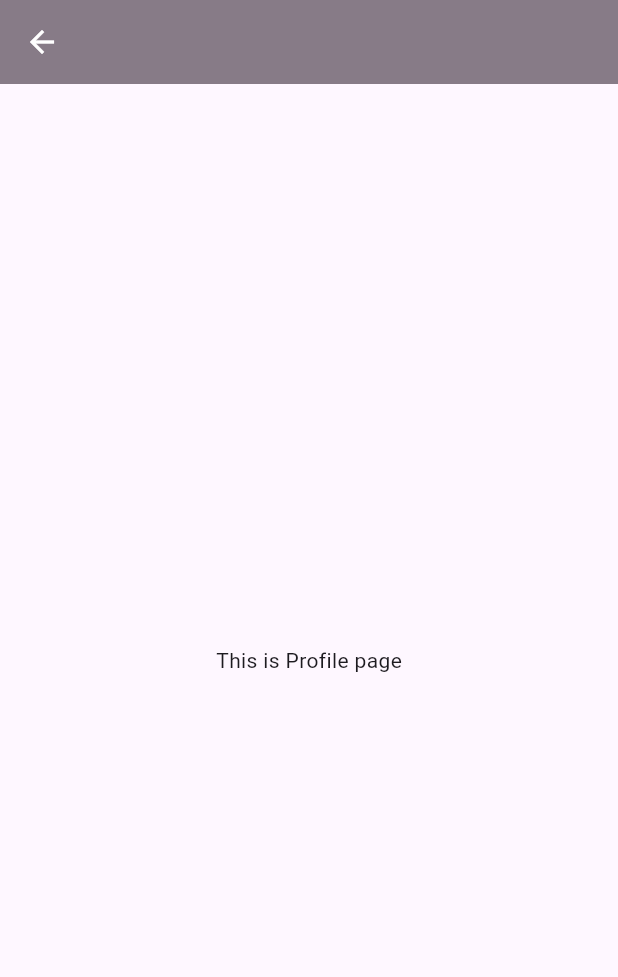
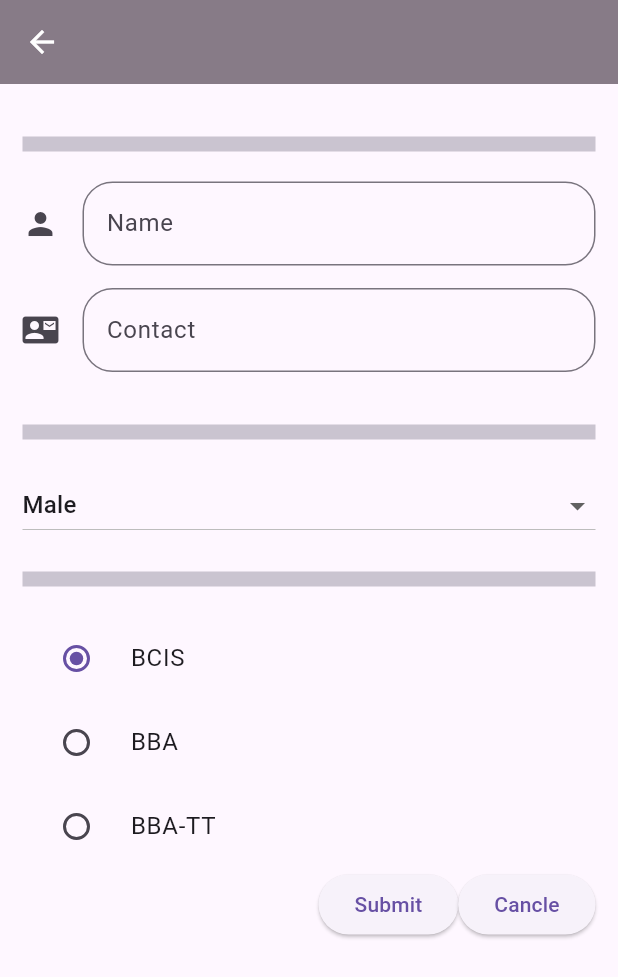
Before and after one commit to BabeenDangol/codelab, a Flutter app: the screen it shows after launch, in the side drawer, after a tap on "Profile", on a phone screen of 412 x 824 dp. Shown: the top 977 px of the screen. Run offline on Flutter 3.47's test engine with Material 2 defaults, Android fonts, the phone set to English and light mode, and no system bars.

Commit message:
assignment 3

```diff
--- a/lib/home.dart
+++ b/lib/home.dart
@@ -1,6 +1,7 @@
 import 'package:flutter/material.dart';
 
 import 'package:transition/Page1.dart';
+import 'package:transition/expansionpanel.dart';
 import 'package:transition/page2.dart';
 import 'package:transition/page3.dart';
 import 'package:transition/page4.dart';
@@ -100,7 +101,7 @@ class _HomeState extends State<Home> {
                 },
               ),
               ListTile(
-                leading: Icon(Icons.settings),
+                leading: Icon(Icons.stacked_bar_chart_sharp),
                 title: Text("Stack"),
                 onTap: () {
                   Navigator.push(
@@ -110,6 +111,7 @@ class _HomeState extends State<Home> {
                       ));
                 },
               ),
+
               //Used data table Widget in this page
               ListTile(
                 leading: Icon(Icons.data_array),
@@ -119,6 +121,17 @@ class _HomeState extends State<Home> {
                       context,
                       MaterialPageRoute(
                         builder: (context) => DataTablePage(),
+                      ));
+                },
+              ),
+              ListTile(
+                leading: Icon(Icons.settings),
+                title: Text("ExpansionPanel"),
+                onTap: () {
+                  Navigator.push(
+                      context,
+                      MaterialPageRoute(
+                        builder: (context) => ExpansionPanelScreen(),
                       ));
                 },
               ),
--- a/lib/page1.dart
+++ b/lib/page1.dart
@@ -1,7 +1,38 @@
 import 'package:flutter/material.dart';
 
-class ProfilePage extends StatelessWidget {
-  const ProfilePage({super.key});
+class ProfilePage extends StatefulWidget {
+  ProfilePage({super.key});
+
+  @override
+  State<ProfilePage> createState() => _ProfilePageState();
+}
+
+enum Program { BCIS, BBA, BBA_TT }
+
+class _ProfilePageState extends State<ProfilePage> {
+  String dropdownvalue = "Male";
+  Program program = Program.BCIS;
+  var values = ["Male", "Female"];
+  onSubmit() {
+    return showDialog(
+      context: context,
+      builder: (context) => AlertDialog(
+        title: Text("Success"),
+        content: Text("Save Succefully "),
+        actions: [
+          ElevatedButton(
+              onPressed: () {
+                Navigator.pop(context);
+              },
+              child: Text("OK")),
+          ElevatedButton(
+            onPressed: () => Navigator.pop(context),
+            child: Text("Cancle"),
+          )
+        ],
+      ),
+    );
+  }
 
   @override
   Widget build(BuildContext context) {
@@ -9,8 +40,103 @@ class ProfilePage extends StatelessWidget {
       appBar: AppBar(
         leading: BackButton(),
       ),
-      body: Center(
-        child: Text("This is Profile page"),
+      body: Container(
+        margin: EdgeInsets.all(15),
+        child: Column(
+          children: [
+            const Divider(
+              height: 50,
+              thickness: 10,
+            ),
+            const TextField(
+              decoration: InputDecoration(
+                icon: Icon(Icons.person),
+                hintText: "Name",
+                border: OutlineInputBorder(
+                  borderRadius: BorderRadius.all(Radius.circular(20)),
+                ),
+              ),
+            ),
+            const SizedBox(
+              height: 15,
+            ),
+            const TextField(
+              decoration: InputDecoration(
+                icon: Icon(Icons.contact_mail),
+                hintText: "Contact",
+                border: OutlineInputBorder(
+                  borderRadius: BorderRadius.all(Radius.circular(20)),
+                ),
+              ),
+            ),
+            const SizedBox(
+              height: 15,
+            ),
+            const Divider(
+              height: 50,
+              thickness: 10,
+            ),
+            DropdownButton(
+              dropdownColor: Colors.amber[100],
+              elevation: 15,
+              isExpanded: true,
+              borderRadius: BorderRadius.circular(20),
+              value: dropdownvalue,
+              items: values.map((String values) {
+                return DropdownMenuItem(
+                  value: values,
+                  child: Text(values),
+                );
+              }).toList(),
+              onChanged: (String? newvalue) {
+                setState(() {
+                  dropdownvalue = newvalue!;
+                });
+              },
+            ),
+            const Divider(
+              height: 50,
+              thickness: 10,
+            ),
+            RadioListTile(
+              title: Text("BCIS"),
+              value: Program.BCIS,
+              groupValue: program,
+              onChanged: (Program? newvalues) {
+                setState(() {
+                  program = newvalues!;
+                });
+              },
+            ),
+            RadioListTile(
+              title: Text("BBA"),
+              value: Program.BBA,
+              groupValue: program,
+              onChanged: (Program? newvalues) {
+                setState(() {
+                  program = newvalues!;
+                });
+              },
+            ),
+            RadioListTile(
+              title: Text("BBA-TT"),
+              value: Program.BBA_TT,
+              groupValue: program,
+              onChanged: (Program? newvalues) {
+                setState(() {
+                  program = newvalues!;
+                });
+              },
+            ),
+            Row(
+              mainAxisAlignment: MainAxisAlignment.end,
+              children: [
+                ElevatedButton(onPressed: onSubmit, child: Text("Submit")),
+                ElevatedButton(onPressed: () {}, child: Text("Cancle")),
+              ],
+            )
+          ],
+        ),
       ),
     );
   }
--- a/lib/page3.dart
+++ b/lib/page3.dart
@@ -65,6 +65,9 @@ class StackPage extends StatelessWidget {
               ],
             ),
           ),
+          Container(
+            child: Text("Hero"),
+          ),
         ],
       ),
     );
```
Also changed, not shown: lib/expansionpanel.dart (added, +67 -0 lines), pubspec.lock, 1 other file.
